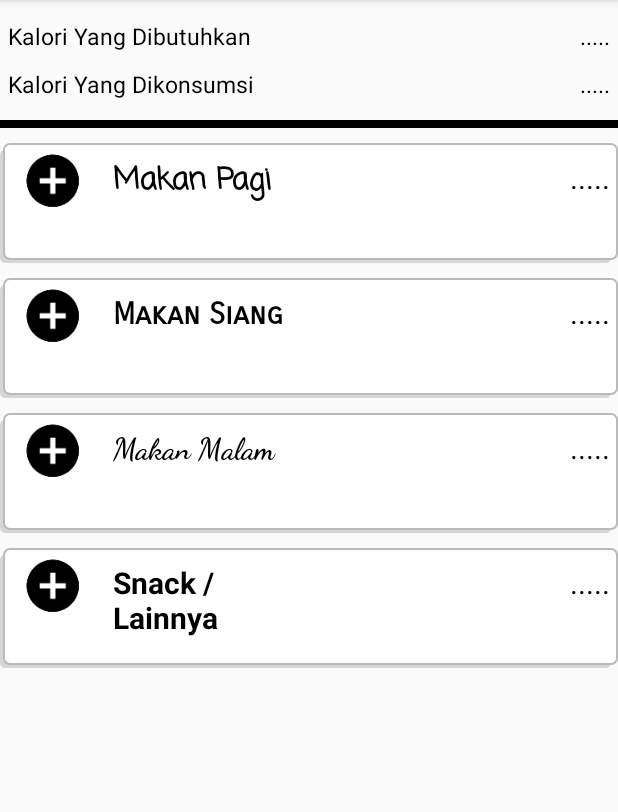
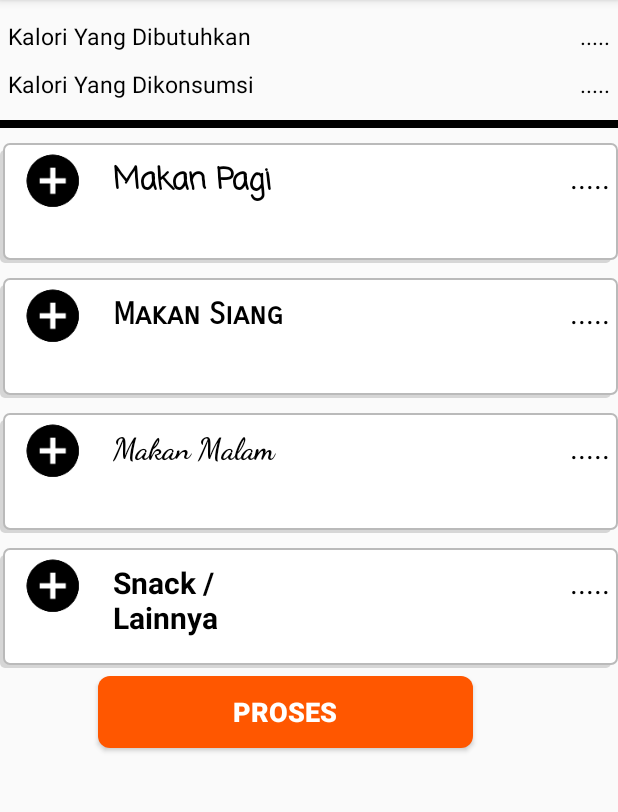
Before and after one commit to bramapm/KalkulatorGizi, an Android app: the fragment InputMakananFragment shown on its own in the app's theme, on a phone screen of 412 x 824 dp, the part 84-896 px from its top. Run offline under Robolectric (Android 15) with nearby library versions, the phone set to English and light mode, and no system bars.

Commit message:
popup pilih makanan
kebekan memory, close program -_-

```diff
--- a/app/build.gradle
+++ b/app/build.gradle
@@ -25,5 +25,6 @@ dependencies {
     compile 'com.android.support:design:24.2.1'
     compile 'com.google.code.gson:gson:2.8.0'
     compile 'com.android.support:support-v4:24.2.1'
+    compile 'com.android.support.constraint:constraint-layout:1.0.2'
     testCompile 'junit:junit:4.12'
 }
--- a/app/src/main/res/layout/fragment_input_makanan.xml
+++ b/app/src/main/res/layout/fragment_input_makanan.xml
@@ -23,8 +23,8 @@
                 android:layout_width="match_parent"
                 android:layout_height="match_parent"
                 android:layout_marginTop="5dp"
-                android:paddingRight="5dp"
-                android:paddingLeft="5dp">
+                android:paddingLeft="5dp"
+                android:paddingRight="5dp">
 
                 <TextView
                     android:layout_width="200dp"
@@ -49,10 +49,10 @@
                 android:layout_height="match_parent"
                 android:layout_below="@+id/garis"
                 android:layout_marginTop="5dp"
+                android:paddingBottom="8dp"
+                android:paddingLeft="5dp"
                 android:paddingRight="5dp"
-                android:paddingLeft="5dp"
-                android:paddingTop="5dp"
-                android:paddingBottom="8dp">
+                android:paddingTop="5dp">
 
                 <TextView
                     android:layout_width="200dp"
@@ -76,15 +76,17 @@
                 android:layout_height="5dp"
                 android:layout_marginTop="5dp"
                 android:background="#000"></LinearLayout>
+
             <LinearLayout
                 android:id="@+id/mknPagi"
                 android:layout_width="match_parent"
                 android:layout_height="80dp"
                 android:layout_marginTop="10dp"
+                android:background="@drawable/background"
+                android:paddingLeft="5dp"
                 android:paddingRight="5dp"
-                android:paddingLeft="5dp"
-                android:paddingTop="5dp"
-                android:background="@drawable/background">
+                android:paddingTop="5dp">
+
                 <Button
                     android:id="@+id/button1"
                     android:layout_width="40dp"
@@ -95,12 +97,12 @@
                 <TextView
                     android:layout_width="150dp"
                     android:layout_height="wrap_content"
+                    android:fontFamily="casual"
                     android:paddingLeft="20dp"
                     android:text="Makan Pagi"
-                    android:fontFamily="casual"
-                    android:textStyle="bold"
                     android:textColor="#000"
-                    android:textSize="20dp" />
+                    android:textSize="20dp"
+                    android:textStyle="bold" />
 
                 <TextView
                     android:layout_width="match_parent"
@@ -117,10 +119,10 @@
                 android:layout_width="match_parent"
                 android:layout_height="80dp"
                 android:layout_marginTop="10dp"
+                android:background="@drawable/background"
+                android:paddingLeft="5dp"
                 android:paddingRight="5dp"
-                android:paddingLeft="5dp"
-                android:paddingTop="5dp"
-                android:background="@drawable/background">
+                android:paddingTop="5dp">
 
                 <Button
                     android:id="@+id/button2"
@@ -132,12 +134,12 @@
                 <TextView
                     android:layout_width="150dp"
                     android:layout_height="wrap_content"
+                    android:fontFamily="sans-serif-smallcaps"
                     android:paddingLeft="20dp"
                     android:text="Makan Siang"
-                    android:fontFamily="sans-serif-smallcaps"
-                    android:textStyle="bold"
                     android:textColor="#000"
-                    android:textSize="20dp" />
+                    android:textSize="20dp"
+                    android:textStyle="bold" />
 
                 <TextView
                     android:layout_width="match_parent"
@@ -154,10 +156,10 @@
                 android:layout_width="match_parent"
                 android:layout_height="80dp"
                 android:layout_marginTop="10dp"
+                android:background="@drawable/background"
+                android:paddingLeft="5dp"
                 android:paddingRight="5dp"
-                android:paddingLeft="5dp"
                 android:paddingTop="5dp"
-                android:background="@drawable/background"
                 android:weightSum="1">
 
                 <Button
@@ -170,12 +172,12 @@
                 <TextView
                     android:layout_width="150dp"
                     android:layout_height="wrap_content"
+                    android:fontFamily="cursive"
                     android:paddingLeft="20dp"
                     android:text="Makan Malam"
-                    android:fontFamily="cursive"
-                    android:textStyle="bold"
                     android:textColor="#000"
-                    android:textSize="20dp" />
+                    android:textSize="20dp"
+                    android:textStyle="bold" />
 
                 <TextView
                     android:id="@+id/textView2"
@@ -193,10 +195,10 @@
                 android:layout_width="match_parent"
                 android:layout_height="80dp"
                 android:layout_marginTop="10dp"
+                android:background="@drawable/background"
+                android:paddingLeft="5dp"
                 android:paddingRight="5dp"
-                android:paddingLeft="5dp"
                 android:paddingTop="5dp"
-                android:background="@drawable/background"
                 android:weightSum="1">
 
                 <Button
@@ -209,12 +211,12 @@
                 <TextView
                     android:layout_width="150dp"
                     android:layout_height="wrap_content"
+                    android:fontFamily="@string/navigation_drawer_close"
                     android:paddingLeft="20dp"
                     android:text="Snack / Lainnya"
-                    android:fontFamily="@string/navigation_drawer_close"
-                    android:textStyle="bold"
                     android:textColor="#000"
-                    android:textSize="20dp" />
+                    android:textSize="20dp"
+                    android:textStyle="bold" />
 
                 <TextView
                     android:layout_width="match_parent"
@@ -226,5 +228,18 @@
 
             </LinearLayout>
         </LinearLayout>
+
+        <Button
+            android:id="@+id/btnProses"
+            android:layout_width="250dp"
+            android:layout_height="wrap_content"
+            android:layout_marginTop="5dp"
+            android:background="@drawable/btnsingin"
+            android:onClick="btn_onClick"
+            android:text="PROSES"
+            android:textColor="#fff"
+            android:textSize="18dp"
+            android:textStyle="bold"
+            android:layout_marginLeft="65dp"/>
     </LinearLayout>
 </FrameLayout>
```
Also changed, not shown: app/src/main/AndroidManifest.xml (+4 -3 lines), app/src/main/java/com/example/sam_boncel/kalkulatorgizi/PilihMakananActivity.java (added, +13 -0 lines), app/src/main/res/layout/activity_pilih_makanan.xml (added, +20 -0 lines), app/src/main/res/layout/row_activity.xml (added, +17 -0 lines).
